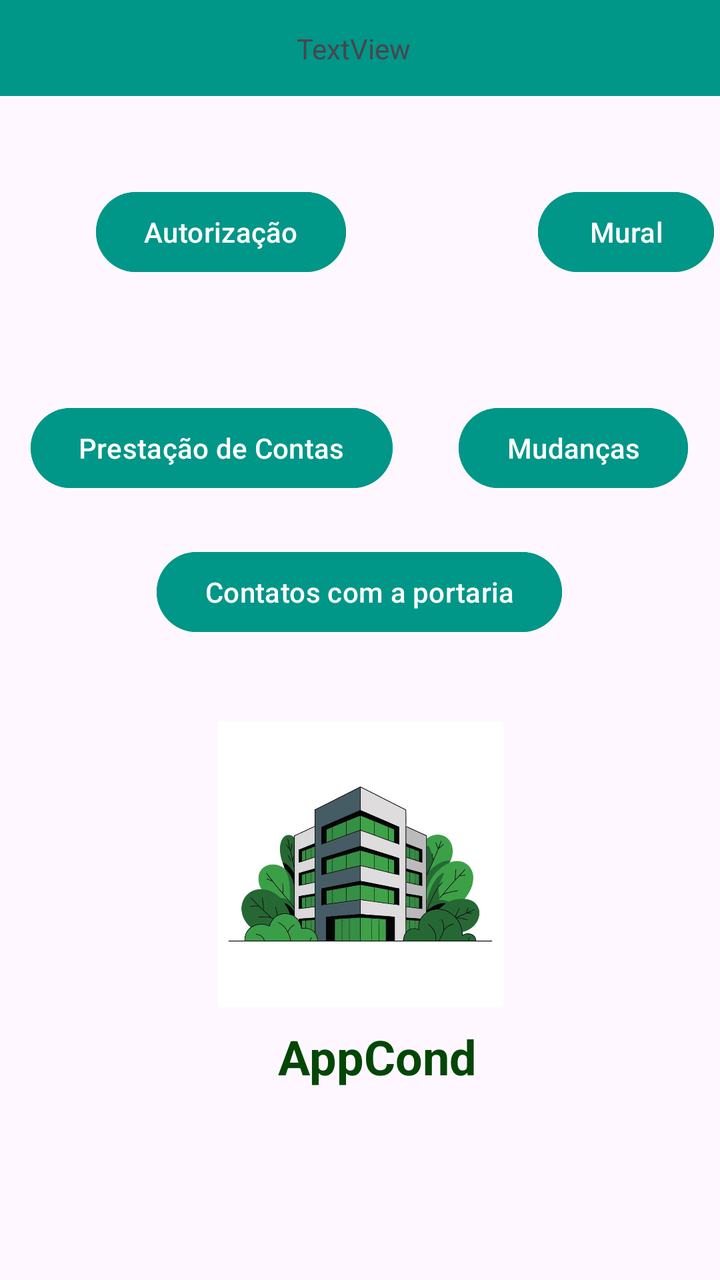
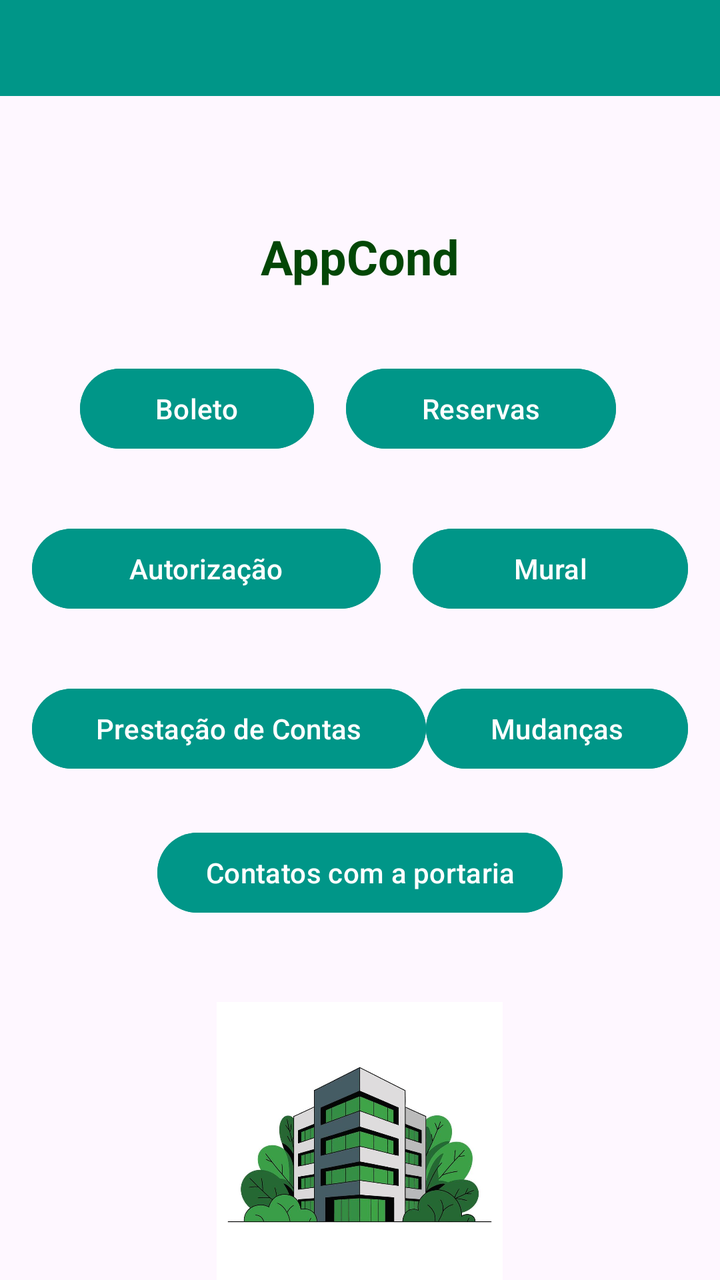

An Android layout rendered at two revisions. The XML below is the earlier revision; the diff shows what the commit changed to produce the second picture.
<!-- AndroidManifest.xml: application theme Theme.AppCondominio -->
<!-- res/layout/activity_painel.xml -->
<?xml version="1.0" encoding="utf-8"?>
<androidx.constraintlayout.widget.ConstraintLayout xmlns:android="http://schemas.android.com/apk/res/android"
    xmlns:app="http://schemas.android.com/apk/res-auto"
    xmlns:tools="http://schemas.android.com/tools"
    android:id="@+id/main"
    android:layout_width="match_parent"
    android:layout_height="match_parent"
    tools:context=".PainelActivity">

    <TextView
        android:id="@+id/textViewslogan3"
        android:layout_width="wrap_content"
        android:layout_height="wrap_content"
        android:layout_marginBottom="4dp"
        android:text="AppCond"
        android:textColor="#034706"
        android:textSize="24sp"
        android:textStyle="bold"
        app:layout_constraintBottom_toBottomOf="parent"
        app:layout_constraintEnd_toEndOf="parent"
        app:layout_constraintHorizontal_bias="0.533"
        app:layout_constraintStart_toStartOf="parent"
        app:layout_constraintTop_toBottomOf="@+id/imageView9"
        app:layout_constraintVertical_bias="0.0" />

    <Button
        android:id="@+id/buttonboleto"
        android:layout_width="wrap_content"
        android:layout_height="wrap_content"
        android:layout_marginStart="40dp"
        android:backgroundTint="#009688"
        android:text="Boleto"
        app:layout_constraintEnd_toStartOf="@+id/buttonReserva"
        app:layout_constraintHorizontal_bias="0.136"
        app:layout_constraintStart_toStartOf="parent"
        tools:layout_editor_absoluteY="120dp" />

    <Button
        android:id="@+id/buttonReserva"
        android:layout_width="wrap_content"
        android:layout_height="wrap_content"
        android:layout_marginEnd="52dp"
        android:backgroundTint="#009688"
        android:text="Reservas"
        app:layout_constraintBottom_toTopOf="@+id/buttonMural"
        app:layout_constraintEnd_toEndOf="parent"
        app:layout_constraintTop_toTopOf="@+id/buttonboleto"
        app:layout_constraintVertical_bias="0.0" />

    <Button
        android:id="@+id/buttonAutorizar"
        android:layout_width="wrap_content"
        android:layout_height="wrap_content"
        android:layout_marginStart="48dp"
        android:layout_marginTop="44dp"
        android:backgroundTint="#009688"
        android:text="Autorização"
        app:layout_constraintStart_toStartOf="parent"
        app:layout_constraintTop_toBottomOf="@+id/buttonboleto" />

    <Button
        android:id="@+id/buttonMural"
        android:layout_width="wrap_content"
        android:layout_height="wrap_content"
        android:layout_marginStart="96dp"
        android:backgroundTint="#009688"
        android:text="Mural"
        app:layout_constraintBottom_toBottomOf="@+id/buttonAutorizar"
        app:layout_constraintEnd_toEndOf="parent"
        app:layout_constraintHorizontal_bias="0.0"
        app:layout_constraintStart_toEndOf="@+id/buttonAutorizar"
        app:layout_constraintTop_toTopOf="@+id/buttonAutorizar"
        app:layout_constraintVertical_bias="0.0" />

    <Button
        android:id="@+id/buttonPrestar"
        android:layout_width="wrap_content"
        android:layout_height="wrap_content"
        android:layout_marginTop="60dp"
        android:text="Prestação de Contas"
        app:layout_constraintEnd_toStartOf="@+id/buttonMudar"
        app:layout_constraintHorizontal_bias="0.32"
        app:layout_constraintStart_toStartOf="parent"
        app:layout_constraintTop_toBottomOf="@+id/buttonAutorizar"
        android:backgroundTint="#009688" />

    <Button
        android:id="@+id/buttonMudar"
        android:layout_width="wrap_content"
        android:layout_height="wrap_content"
        android:layout_marginEnd="16dp"
        android:backgroundTint="#009688"
        android:text="Mudanças"
        app:layout_constraintBottom_toBottomOf="@+id/buttonPrestar"
        app:layout_constraintEnd_toEndOf="parent"
        app:layout_constraintTop_toTopOf="@+id/buttonPrestar" />

    <Button
        android:id="@+id/buttoncontatoportaria"
        android:layout_width="wrap_content"
        android:layout_height="wrap_content"
        android:layout_marginTop="24dp"
        android:backgroundTint="#009688"
        android:text="Contatos com a portaria"
        app:layout_constraintEnd_toEndOf="parent"
        app:layout_constraintHorizontal_bias="0.497"
        app:layout_constraintStart_toStartOf="parent"
        app:layout_constraintTop_toBottomOf="@+id/buttonPrestar" />

    <androidx.appcompat.widget.Toolbar
        android:id="@+id/toolbarpainel"
        android:layout_width="409dp"
        android:layout_height="48dp"
        android:background="?attr/colorPrimary"
        android:backgroundTint="#009688"
        android:minHeight="?attr/actionBarSize"
        android:theme="?attr/actionBarTheme"
        app:layout_constraintBottom_toTopOf="@+id/buttonReserva"
        app:layout_constraintEnd_toEndOf="parent"
        app:layout_constraintStart_toStartOf="parent"
        app:layout_constraintTop_toTopOf="parent"
        app:layout_constraintVertical_bias="0.0" />

    <ImageView
        android:id="@+id/imageView9"
        android:layout_width="143dp"
        android:layout_height="160dp"
        android:layout_marginTop="32dp"
        app:layout_constraintEnd_toEndOf="parent"
        app:layout_constraintStart_toStartOf="parent"
        app:layout_constraintTop_toBottomOf="@+id/buttoncontatoportaria"
        app:srcCompat="@drawable/predioverde" />

    <TextView
        android:id="@+id/textViewuser"
        android:layout_width="wrap_content"
        android:layout_height="wrap_content"
        android:text="TextView"
        app:layout_constraintBottom_toTopOf="@+id/buttonReserva"
        app:layout_constraintEnd_toEndOf="parent"
        app:layout_constraintHorizontal_bias="0.49"
        app:layout_constraintStart_toStartOf="parent"
        app:layout_constraintTop_toBottomOf="@+id/toolbarpainel" />
</androidx.constraintlayout.widget.ConstraintLayout>
<!-- resources referenced by this layout -->
<resources>
  <!-- drawable predioverde: jpg bitmap (drawable, 42672 bytes) -->
  <style name="Theme.AppCondominio" parent="Base.Theme.AppCondominio" />
  <style name="Base.Theme.AppCondominio" parent="Theme.Material3.DayNight.NoActionBar">
          
          
      </style>
</resources>

<!-- the commit's change to res/layout/activity_painel.xml (unified diff, before → after) -->
@@ -1,112 +1,12 @@
 <?xml version="1.0" encoding="utf-8"?>
-<androidx.constraintlayout.widget.ConstraintLayout xmlns:android="http://schemas.android.com/apk/res/android"
+<LinearLayout xmlns:android="http://schemas.android.com/apk/res/android"
     xmlns:app="http://schemas.android.com/apk/res-auto"
     xmlns:tools="http://schemas.android.com/tools"
     android:id="@+id/main"
     android:layout_width="match_parent"
     android:layout_height="match_parent"
+    android:orientation="vertical"
     tools:context=".PainelActivity">
-
-    <TextView
-        android:id="@+id/textViewslogan3"
-        android:layout_width="wrap_content"
-        android:layout_height="wrap_content"
-        android:layout_marginBottom="4dp"
-        android:text="AppCond"
-        android:textColor="#034706"
-        android:textSize="24sp"
-        android:textStyle="bold"
-        app:layout_constraintBottom_toBottomOf="parent"
-        app:layout_constraintEnd_toEndOf="parent"
-        app:layout_constraintHorizontal_bias="0.533"
-        app:layout_constraintStart_toStartOf="parent"
-        app:layout_constraintTop_toBottomOf="@+id/imageView9"
-        app:layout_constraintVertical_bias="0.0" />
-
-    <Button
-        android:id="@+id/buttonboleto"
-        android:layout_width="wrap_content"
-        android:layout_height="wrap_content"
-        android:layout_marginStart="40dp"
-        android:backgroundTint="#009688"
-        android:text="Boleto"
-        app:layout_constraintEnd_toStartOf="@+id/buttonReserva"
-        app:layout_constraintHorizontal_bias="0.136"
-        app:layout_constraintStart_toStartOf="parent"
-        tools:layout_editor_absoluteY="120dp" />
-
-    <Button
-        android:id="@+id/buttonReserva"
-        android:layout_width="wrap_content"
-        android:layout_height="wrap_content"
-        android:layout_marginEnd="52dp"
-        android:backgroundTint="#009688"
-        android:text="Reservas"
-        app:layout_constraintBottom_toTopOf="@+id/buttonMural"
-        app:layout_constraintEnd_toEndOf="parent"
-        app:layout_constraintTop_toTopOf="@+id/buttonboleto"
-        app:layout_constraintVertical_bias="0.0" />
-
-    <Button
-        android:id="@+id/buttonAutorizar"
-        android:layout_width="wrap_content"
-        android:layout_height="wrap_content"
-        android:layout_marginStart="48dp"
-        android:layout_marginTop="44dp"
-        android:backgroundTint="#009688"
-        android:text="Autorização"
-        app:layout_constraintStart_toStartOf="parent"
-        app:layout_constraintTop_toBottomOf="@+id/buttonboleto" />
-
-    <Button
-        android:id="@+id/buttonMural"
-        android:layout_width="wrap_content"
-        android:layout_height="wrap_content"
-        android:layout_marginStart="96dp"
-        android:backgroundTint="#009688"
-        android:text="Mural"
-        app:layout_constraintBottom_toBottomOf="@+id/buttonAutorizar"
-        app:layout_constraintEnd_toEndOf="parent"
-        app:layout_constraintHorizontal_bias="0.0"
-        app:layout_constraintStart_toEndOf="@+id/buttonAutorizar"
-        app:layout_constraintTop_toTopOf="@+id/buttonAutorizar"
-        app:layout_constraintVertical_bias="0.0" />
-
-    <Button
-        android:id="@+id/buttonPrestar"
-        android:layout_width="wrap_content"
-        android:layout_height="wrap_content"
-        android:layout_marginTop="60dp"
-        android:text="Prestação de Contas"
-        app:layout_constraintEnd_toStartOf="@+id/buttonMudar"
-        app:layout_constraintHorizontal_bias="0.32"
-        app:layout_constraintStart_toStartOf="parent"
-        app:layout_constraintTop_toBottomOf="@+id/buttonAutorizar"
-        android:backgroundTint="#009688" />
-
-    <Button
-        android:id="@+id/buttonMudar"
-        android:layout_width="wrap_content"
-        android:layout_height="wrap_content"
-        android:layout_marginEnd="16dp"
-        android:backgroundTint="#009688"
-        android:text="Mudanças"
-        app:layout_constraintBottom_toBottomOf="@+id/buttonPrestar"
-        app:layout_constraintEnd_toEndOf="parent"
-        app:layout_constraintTop_toTopOf="@+id/buttonPrestar" />
-
-    <Button
-        android:id="@+id/buttoncontatoportaria"
-        android:layout_width="wrap_content"
-        android:layout_height="wrap_content"
-        android:layout_marginTop="24dp"
-        android:backgroundTint="#009688"
-        android:text="Contatos com a portaria"
-        app:layout_constraintEnd_toEndOf="parent"
-        app:layout_constraintHorizontal_bias="0.497"
-        app:layout_constraintStart_toStartOf="parent"
-        app:layout_constraintTop_toBottomOf="@+id/buttonPrestar" />
-
     <androidx.appcompat.widget.Toolbar
         android:id="@+id/toolbarpainel"
         android:layout_width="409dp"
@@ -120,11 +20,137 @@
         app:layout_constraintStart_toStartOf="parent"
         app:layout_constraintTop_toTopOf="parent"
         app:layout_constraintVertical_bias="0.0" />
+    <TextView
+        android:id="@+id/textViewslogan3"
+        android:layout_width="wrap_content"
+        android:layout_height="wrap_content"
+        android:layout_marginBottom="4dp"
+        android:text="AppCond"
+        android:textColor="#034706"
+        android:textSize="24sp"
+        android:layout_marginTop="64dp"
+        android:layout_gravity="center"
+        android:textStyle="bold"
+        app:layout_constraintBottom_toBottomOf="parent"
+        app:layout_constraintEnd_toEndOf="parent"
+        app:layout_constraintHorizontal_bias="0.533"
+        app:layout_constraintStart_toStartOf="parent"
+        app:layout_constraintTop_toBottomOf="@+id/imageView9"
+        app:layout_constraintVertical_bias="0.0" />
+
+    <LinearLayout
+        android:layout_width="match_parent"
+        android:layout_height="wrap_content"
+        android:layout_marginTop="32dp">
+
+        <Button
+            android:id="@+id/buttonboleto"
+            android:layout_width="wrap_content"
+            android:layout_height="wrap_content"
+            android:layout_marginStart="40dp"
+            android:backgroundTint="#009688"
+            android:layout_weight="1"
+            android:layout_marginEnd="8dp"
+            android:text="Boleto"
+            app:layout_constraintEnd_toStartOf="@+id/buttonReserva"
+            app:layout_constraintHorizontal_bias="0.136"
+            app:layout_constraintStart_toStartOf="parent"
+            tools:layout_editor_absoluteY="120dp" />
+
+        <Button
+            android:id="@+id/buttonReserva"
+            android:layout_width="wrap_content"
+            android:layout_height="wrap_content"
+            android:layout_marginEnd="52dp"
+            android:backgroundTint="#009688"
+            android:layout_weight="1"
+            android:layout_marginStart="8dp"
+            android:text="Reservas"
+            app:layout_constraintBottom_toTopOf="@+id/buttonMural"
+            app:layout_constraintEnd_toEndOf="parent"
+            app:layout_constraintTop_toTopOf="@+id/buttonboleto"
+            app:layout_constraintVertical_bias="0.0" />
+
+    </LinearLayout>
+
+    <LinearLayout
+        android:layout_width="match_parent"
+        android:layout_height="wrap_content"
+        android:layout_marginTop="32dp"
+        android:layout_marginStart="16dp"
+        android:layout_marginEnd="16dp">
+        <Button
+            android:id="@+id/buttonAutorizar"
+            android:layout_width="wrap_content"
+            android:layout_height="wrap_content"
+            android:layout_weight="1"
+            android:backgroundTint="#009688"
+            android:text="Autorização"
+            android:layout_marginEnd="8dp"
+            app:layout_constraintStart_toStartOf="parent"
+            app:layout_constraintTop_toBottomOf="@+id/buttonboleto" />
+
+
+        <Button
+            android:id="@+id/buttonMural"
+            android:layout_width="wrap_content"
+            android:layout_height="wrap_content"
+            android:layout_weight="1"
+            android:backgroundTint="#009688"
+            android:layout_marginStart="8dp"
+            android:text="Mural"
+            app:layout_constraintStart_toStartOf="parent"
+            app:layout_constraintTop_toBottomOf="@+id/buttonboleto" />
+
+
+    </LinearLayout>
+
+
+
+    <LinearLayout
+        android:layout_width="match_parent"
+        android:layout_height="wrap_content"
+        android:layout_marginTop="32dp"
+        android:layout_marginStart="16dp"
+        android:layout_marginEnd="16dp">
+
+
+    <Button
+        android:id="@+id/buttonPrestar"
+        android:layout_width="wrap_content"
+        android:layout_height="wrap_content"
+        android:layout_weight="1"
+        android:text="Prestação de Contas"
+        app:layout_constraintTop_toBottomOf="@+id/buttonAutorizar"
+        android:backgroundTint="#009688" />
+
+    <Button
+        android:id="@+id/buttonMudar"
+        android:layout_width="wrap_content"
+        android:layout_height="wrap_content"
+        android:layout_weight="1"
+        android:backgroundTint="#009688"
+        android:text="Mudanças"
+    />
+
+    </LinearLayout>
+    <Button
+        android:id="@+id/buttoncontatoportaria"
+        android:layout_width="wrap_content"
+        android:layout_height="wrap_content"
+        android:layout_marginTop="24dp"
+        android:layout_gravity="center"
+        android:backgroundTint="#009688"
+        android:text="Contatos com a portaria"
+      />
+
+
 
     <ImageView
         android:id="@+id/imageView9"
         android:layout_width="143dp"
         android:layout_height="160dp"
+        android:layout_gravity="center"
         android:layout_marginTop="32dp"
         app:layout_constraintEnd_toEndOf="parent"
         app:layout_constraintStart_toStartOf="parent"
@@ -136,9 +162,5 @@
         android:layout_width="wrap_content"
         android:layout_height="wrap_content"
         android:text="TextView"
-        app:layout_constraintBottom_toTopOf="@+id/buttonReserva"
-        app:layout_constraintEnd_toEndOf="parent"
-        app:layout_constraintHorizontal_bias="0.49"
-        app:layout_constraintStart_toStartOf="parent"
-        app:layout_constraintTop_toBottomOf="@+id/toolbarpainel" />
-</androidx.constraintlayout.widget.ConstraintLayout>
+     android:layout_gravity="center" />
+</LinearLayout>
